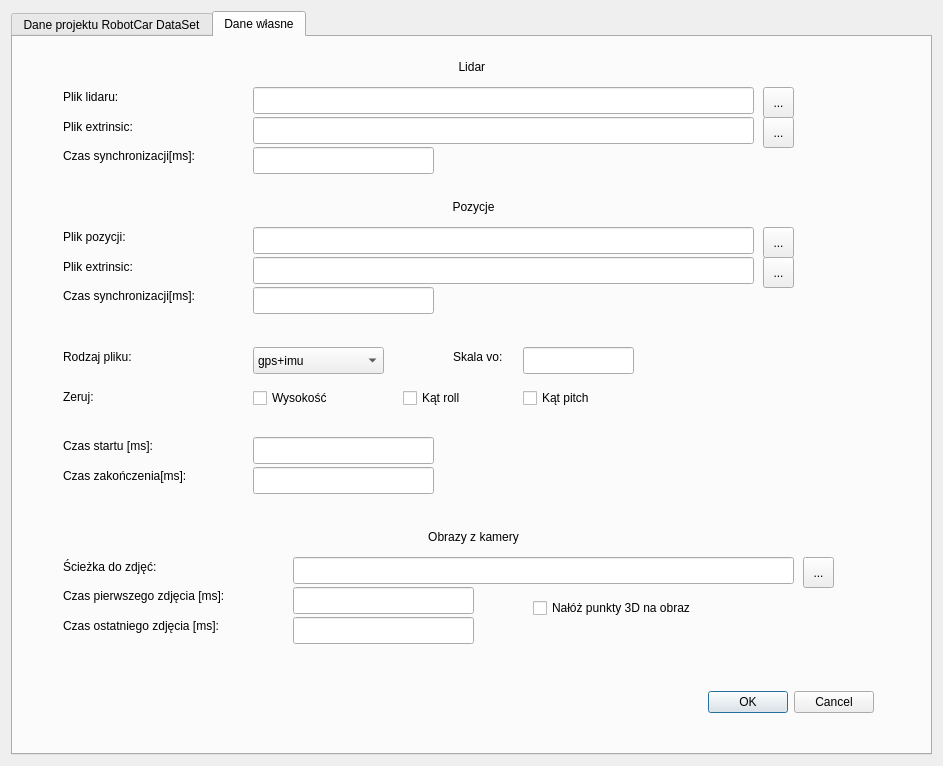
First picture: the form in SelectDataWindowDesign.ui, repository ukito-pl/RobotCarDataSet-GUI-Python, before the edit.
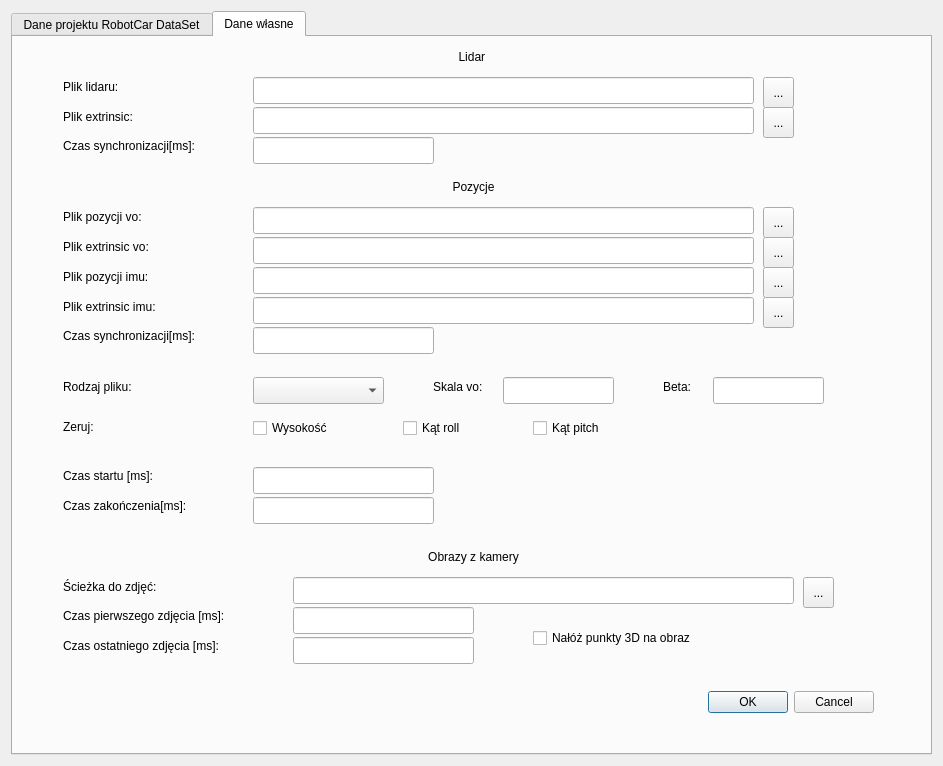
Second picture: the form after the edit. The open tabs and pages were chosen to show the change.

Patch:
```diff
--- a/SelectDataWindowDesign.ui
+++ b/SelectDataWindowDesign.ui
@@ -511,7 +511,7 @@
        <property name="geometry">
         <rect>
          <x>0</x>
-         <y>20</y>
+         <y>10</y>
          <width>921</width>
          <height>20</height>
         </rect>
@@ -527,7 +527,7 @@
        <property name="geometry">
         <rect>
          <x>240</x>
-         <y>50</y>
+         <y>40</y>
          <width>501</width>
          <height>27</height>
         </rect>
@@ -537,7 +537,7 @@
        <property name="geometry">
         <rect>
          <x>240</x>
-         <y>190</y>
+         <y>170</y>
          <width>501</width>
          <height>27</height>
         </rect>
@@ -547,7 +547,7 @@
        <property name="geometry">
         <rect>
          <x>750</x>
-         <y>190</y>
+         <y>170</y>
          <width>31</width>
          <height>31</height>
         </rect>
@@ -566,7 +566,7 @@
        <property name="geometry">
         <rect>
          <x>750</x>
-         <y>220</y>
+         <y>200</y>
          <width>31</width>
          <height>31</height>
         </rect>
@@ -585,20 +585,20 @@
        <property name="geometry">
         <rect>
          <x>50</x>
-         <y>190</y>
+         <y>170</y>
          <width>191</width>
          <height>20</height>
         </rect>
        </property>
        <property name="text">
-        <string>Plik pozycji:</string>
+        <string>Plik pozycji vo:</string>
        </property>
       </widget>
       <widget class="QToolButton" name="browseButton4">
        <property name="geometry">
         <rect>
          <x>750</x>
-         <y>50</y>
+         <y>40</y>
          <width>31</width>
          <height>31</height>
         </rect>
@@ -617,7 +617,7 @@
        <property name="geometry">
         <rect>
          <x>240</x>
-         <y>220</y>
+         <y>200</y>
          <width>501</width>
          <height>27</height>
         </rect>
@@ -627,20 +627,20 @@
        <property name="geometry">
         <rect>
          <x>50</x>
-         <y>220</y>
-         <width>171</width>
+         <y>200</y>
+         <width>191</width>
          <height>20</height>
         </rect>
        </property>
        <property name="text">
-        <string>Plik extrinsic:</string>
+        <string>Plik extrinsic vo:</string>
        </property>
       </widget>
       <widget class="QLabel" name="label_12">
        <property name="geometry">
         <rect>
          <x>50</x>
-         <y>50</y>
+         <y>40</y>
          <width>151</width>
          <height>20</height>
         </rect>
@@ -653,7 +653,7 @@
        <property name="geometry">
         <rect>
          <x>50</x>
-         <y>80</y>
+         <y>70</y>
          <width>151</width>
          <height>20</height>
         </rect>
@@ -666,7 +666,7 @@
        <property name="geometry">
         <rect>
          <x>750</x>
-         <y>80</y>
+         <y>70</y>
          <width>31</width>
          <height>31</height>
         </rect>
@@ -685,7 +685,7 @@
        <property name="geometry">
         <rect>
          <x>240</x>
-         <y>80</y>
+         <y>70</y>
          <width>501</width>
          <height>27</height>
         </rect>
@@ -695,7 +695,7 @@
        <property name="geometry">
         <rect>
          <x>0</x>
-         <y>160</y>
+         <y>140</y>
          <width>921</width>
          <height>20</height>
         </rect>
@@ -711,14 +711,14 @@
        <property name="geometry">
         <rect>
          <x>240</x>
-         <y>310</y>
+         <y>340</y>
          <width>131</width>
          <height>27</height>
         </rect>
        </property>
        <item>
         <property name="text">
-         <string>gps+imu</string>
+         <string/>
         </property>
        </item>
        <item>
@@ -731,7 +731,7 @@
        <property name="geometry">
         <rect>
          <x>50</x>
-         <y>310</y>
+         <y>340</y>
          <width>151</width>
          <height>20</height>
         </rect>
@@ -769,7 +769,7 @@
        <property name="geometry">
         <rect>
          <x>50</x>
-         <y>350</y>
+         <y>380</y>
          <width>151</width>
          <height>20</height>
         </rect>
@@ -782,7 +782,7 @@
        <property name="geometry">
         <rect>
          <x>240</x>
-         <y>350</y>
+         <y>380</y>
          <width>101</width>
          <height>22</height>
         </rect>
@@ -795,7 +795,7 @@
        <property name="geometry">
         <rect>
          <x>50</x>
-         <y>110</y>
+         <y>100</y>
          <width>171</width>
          <height>17</height>
         </rect>
@@ -808,7 +808,7 @@
        <property name="geometry">
         <rect>
          <x>240</x>
-         <y>110</y>
+         <y>100</y>
          <width>181</width>
          <height>27</height>
         </rect>
@@ -821,7 +821,7 @@
        <property name="geometry">
         <rect>
          <x>50</x>
-         <y>250</y>
+         <y>290</y>
          <width>161</width>
          <height>17</height>
         </rect>
@@ -834,7 +834,7 @@
        <property name="geometry">
         <rect>
          <x>240</x>
-         <y>250</y>
+         <y>290</y>
          <width>181</width>
          <height>27</height>
         </rect>
@@ -847,7 +847,7 @@
        <property name="geometry">
         <rect>
          <x>50</x>
-         <y>400</y>
+         <y>430</y>
          <width>111</width>
          <height>17</height>
         </rect>
@@ -863,7 +863,7 @@
        <property name="geometry">
         <rect>
          <x>50</x>
-         <y>430</y>
+         <y>460</y>
          <width>161</width>
          <height>17</height>
         </rect>
@@ -879,7 +879,7 @@
        <property name="geometry">
         <rect>
          <x>240</x>
-         <y>430</y>
+         <y>460</y>
          <width>181</width>
          <height>27</height>
         </rect>
@@ -892,7 +892,7 @@
        <property name="geometry">
         <rect>
          <x>240</x>
-         <y>400</y>
+         <y>430</y>
          <width>181</width>
          <height>27</height>
         </rect>
@@ -905,7 +905,7 @@
        <property name="geometry">
         <rect>
          <x>390</x>
-         <y>350</y>
+         <y>380</y>
          <width>81</width>
          <height>22</height>
         </rect>
@@ -917,8 +917,8 @@
       <widget class="QCheckBox" name="clearPitch">
        <property name="geometry">
         <rect>
-         <x>510</x>
-         <y>350</y>
+         <x>520</x>
+         <y>380</y>
          <width>101</width>
          <height>22</height>
         </rect>
@@ -930,8 +930,8 @@
       <widget class="QLineEdit" name="skalaVO">
        <property name="geometry">
         <rect>
-         <x>510</x>
-         <y>310</y>
+         <x>490</x>
+         <y>340</y>
          <width>111</width>
          <height>27</height>
         </rect>
@@ -943,8 +943,8 @@
       <widget class="QLabel" name="label_38">
        <property name="geometry">
         <rect>
-         <x>440</x>
-         <y>310</y>
+         <x>420</x>
+         <y>340</y>
          <width>91</width>
          <height>20</height>
         </rect>
@@ -957,7 +957,7 @@
        <property name="geometry">
         <rect>
          <x>0</x>
-         <y>490</y>
+         <y>510</y>
          <width>921</width>
          <height>20</height>
         </rect>
@@ -973,7 +973,7 @@
        <property name="geometry">
         <rect>
          <x>790</x>
-         <y>520</y>
+         <y>540</y>
          <width>31</width>
          <height>31</height>
         </rect>
@@ -992,7 +992,7 @@
        <property name="geometry">
         <rect>
          <x>50</x>
-         <y>520</y>
+         <y>540</y>
          <width>121</width>
          <height>20</height>
         </rect>
@@ -1005,7 +1005,7 @@
        <property name="geometry">
         <rect>
          <x>280</x>
-         <y>520</y>
+         <y>540</y>
          <width>501</width>
          <height>27</height>
         </rect>
@@ -1015,7 +1015,7 @@
        <property name="geometry">
         <rect>
          <x>50</x>
-         <y>550</y>
+         <y>570</y>
          <width>201</width>
          <height>17</height>
         </rect>
@@ -1037,7 +1037,7 @@
        <property name="geometry">
         <rect>
          <x>280</x>
-         <y>550</y>
+         <y>570</y>
          <width>181</width>
          <height>27</height>
         </rect>
@@ -1053,7 +1053,7 @@
        <property name="geometry">
         <rect>
          <x>520</x>
-         <y>560</y>
+         <y>590</y>
          <width>211</width>
          <height>22</height>
         </rect>
@@ -1069,7 +1069,7 @@
        <property name="geometry">
         <rect>
          <x>280</x>
-         <y>580</y>
+         <y>600</y>
          <width>181</width>
          <height>27</height>
         </rect>
@@ -1082,7 +1082,7 @@
        <property name="geometry">
         <rect>
          <x>50</x>
-         <y>580</y>
+         <y>600</y>
          <width>201</width>
          <height>17</height>
         </rect>
@@ -1094,6 +1094,131 @@
         <string>Czas ostatniego zdjęcia [ms]:</string>
        </property>
       </widget>
+      <widget class="QLabel" name="label_39">
+       <property name="geometry">
+        <rect>
+         <x>650</x>
+         <y>340</y>
+         <width>91</width>
+         <height>20</height>
+        </rect>
+       </property>
+       <property name="text">
+        <string>Beta:</string>
+       </property>
+      </widget>
+      <widget class="QLineEdit" name="beta">
+       <property name="geometry">
+        <rect>
+         <x>700</x>
+         <y>340</y>
+         <width>111</width>
+         <height>27</height>
+        </rect>
+       </property>
+       <property name="toolTip">
+        <string>&lt;html&gt;&lt;head/&gt;&lt;body&gt;&lt;p&gt;Współczynnik wzmocnienia służący do strojenia filtru Madgwicka.&lt;/p&gt;&lt;/body&gt;&lt;/html&gt;</string>
+       </property>
+       <property name="text">
+        <string/>
+       </property>
+      </widget>
+      <widget class="QLabel" name="label_55">
+       <property name="geometry">
+        <rect>
+         <x>50</x>
+         <y>230</y>
+         <width>191</width>
+         <height>20</height>
+        </rect>
+       </property>
+       <property name="text">
+        <string>Plik pozycji imu:</string>
+       </property>
+      </widget>
+      <widget class="QToolButton" name="browseButton9">
+       <property name="geometry">
+        <rect>
+         <x>750</x>
+         <y>230</y>
+         <width>31</width>
+         <height>31</height>
+        </rect>
+       </property>
+       <property name="toolTip">
+        <string>&lt;html&gt;&lt;head/&gt;&lt;body&gt;&lt;p&gt;Przycisk &quot;Browse&quot;.&lt;/p&gt;&lt;/body&gt;&lt;/html&gt;</string>
+       </property>
+       <property name="text">
+        <string>...</string>
+       </property>
+       <property name="toolButtonStyle">
+        <enum>Qt::ToolButtonIconOnly</enum>
+       </property>
+       <property name="arrowType">
+        <enum>Qt::NoArrow</enum>
+       </property>
+      </widget>
+      <widget class="QLineEdit" name="choosePoseDataImu">
+       <property name="geometry">
+        <rect>
+         <x>240</x>
+         <y>230</y>
+         <width>501</width>
+         <height>27</height>
+        </rect>
+       </property>
+       <property name="toolTip">
+        <string>&lt;html&gt;&lt;head/&gt;&lt;body&gt;&lt;p&gt;Ścieżka do pliku pozycji (w formacie csv) wygenerowanym na podstawie danych z gps-a i jednostki imu &lt;/p&gt;&lt;/body&gt;&lt;/html&gt;</string>
+       </property>
+      </widget>
+      <widget class="QLineEdit" name="choosePoseExtrImu">
+       <property name="geometry">
+        <rect>
+         <x>240</x>
+         <y>260</y>
+         <width>501</width>
+         <height>27</height>
+        </rect>
+       </property>
+       <property name="toolTip">
+        <string>&lt;html&gt;&lt;head/&gt;&lt;body&gt;&lt;p&gt;Ścieżka do pliku extrinsic (w formacie txt) określającego orientację układu współrzędnych imu względem układu bazowego.&lt;/p&gt;&lt;/body&gt;&lt;/html&gt;</string>
+       </property>
+      </widget>
+      <widget class="QToolButton" name="browseButton10">
+       <property name="geometry">
+        <rect>
+         <x>750</x>
+         <y>260</y>
+         <width>31</width>
+         <height>31</height>
+        </rect>
+       </property>
+       <property name="toolTip">
+        <string>&lt;html&gt;&lt;head/&gt;&lt;body&gt;&lt;p&gt;Przycisk &quot;Browse&quot;.&lt;/p&gt;&lt;/body&gt;&lt;/html&gt;</string>
+       </property>
+       <property name="text">
+        <string>...</string>
+       </property>
+       <property name="toolButtonStyle">
+        <enum>Qt::ToolButtonIconOnly</enum>
+       </property>
+       <property name="arrowType">
+        <enum>Qt::NoArrow</enum>
+       </property>
+      </widget>
+      <widget class="QLabel" name="label_56">
+       <property name="geometry">
+        <rect>
+         <x>50</x>
+         <y>260</y>
+         <width>191</width>
+         <height>20</height>
+        </rect>
+       </property>
+       <property name="text">
+        <string>Plik extrinsic imu:</string>
+       </property>
+      </widget>
      </widget>
     </widget>
    </item>
```
Left out of the diff: 126 changed lines with no effect on the pictures.
